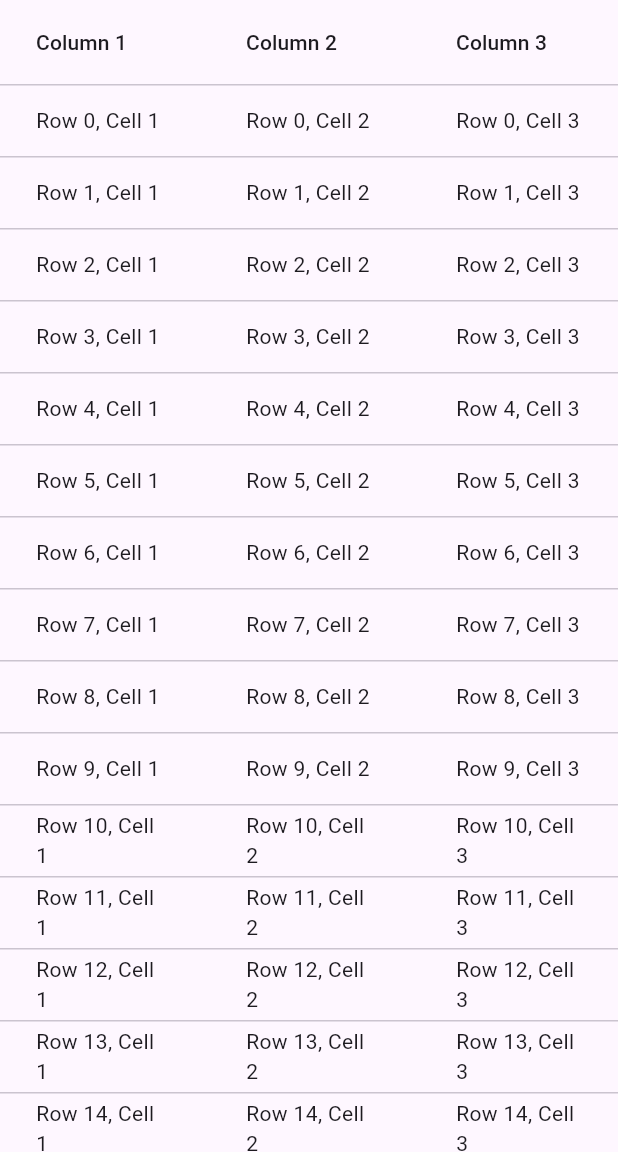
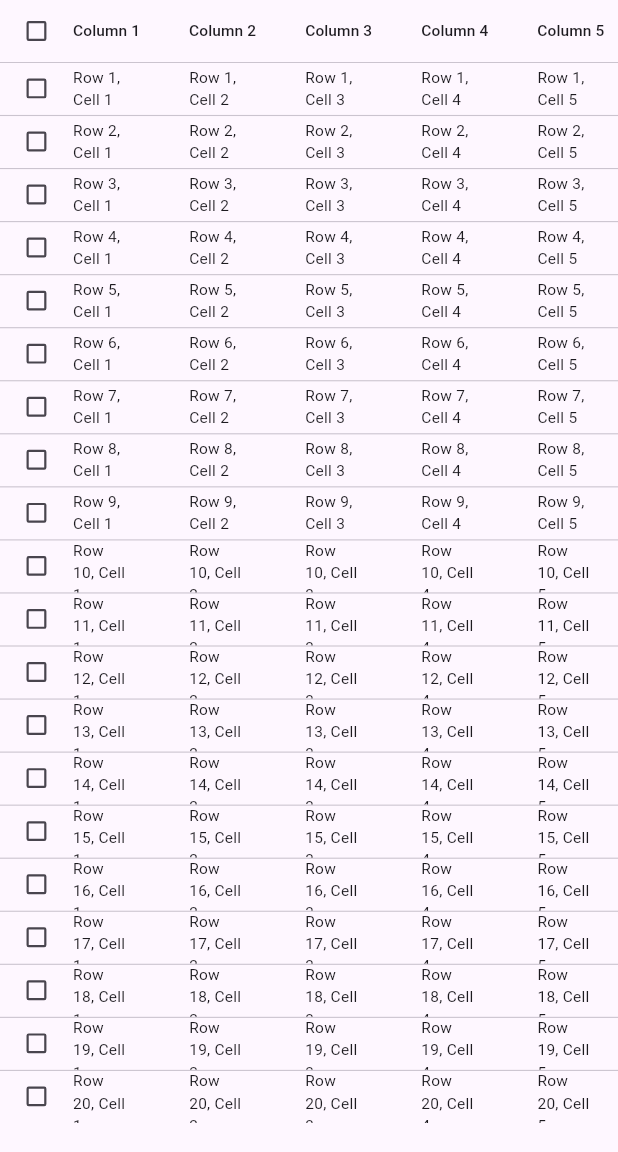
Before and after one commit to hlvs-apps/interactive_table, a Flutter app: the screen it shows after launch, on a phone screen of 412 x 824 dp, the part 84-1236 px from its top. Run offline on Flutter 3.47's test engine with Material 3 defaults, Android fonts, the phone set to English and light mode, and no system bars.

Commit message:
Better example and README.md

```diff
--- a/example/example_app/lib/main.dart
+++ b/example/example_app/lib/main.dart
@@ -14,78 +14,25 @@ class MyApp extends StatelessWidget {
     return MaterialApp(
       title: 'Interactive Table Example',
       theme: ThemeData(
-        // This is the theme of your application.
-        //
-        // TRY THIS: Try running your application with "flutter run". You'll see
-        // the application has a purple toolbar. Then, without quitting the app,
-        // try changing the seedColor in the colorScheme below to Colors.green
-        // and then invoke "hot reload" (save your changes or press the "hot
-        // reload" button in a Flutter-supported IDE, or press "r" if you used
-        // the command line to start the app).
-        //
-        // Notice that the counter didn't reset back to zero; the application
-        // state is not lost during the reload. To reset the state, use hot
-        // restart instead.
-        //
-        // This works for code too, not just values: Most code changes can be
-        // tested with just a hot reload.
         colorScheme: ColorScheme.fromSeed(seedColor: Colors.deepPurple),
         useMaterial3: true,
       ),
-      home: const MyHomePage(title: 'InteractiveDataTable Example'),
+      home: const InteractiveDataTableExample(),
     );
   }
 }
 
-class MyHomePage extends StatefulWidget {
-  const MyHomePage({super.key, required this.title});
+class InteractiveDataTableExample extends StatelessWidget {
+  const InteractiveDataTableExample({super.key});
 
-  // This widget is the home page of your application. It is stateful, meaning
-  // that it has a State object (defined below) that contains fields that affect
-  // how it looks.
-
-  // This class is the configuration for the state. It holds the values (in this
-  // case the title) provided by the parent (in this case the App widget) and
-  // used by the build method of the State. Fields in a Widget subclass are
-  // always marked "final".
-
-  final String title;
-
-  @override
-  State<MyHomePage> createState() => _MyHomePageState();
-}
-
-class _MyHomePageState extends State<MyHomePage> {
-  int _counter = 0;
-
-  void _incrementCounter() {
-    setState(() {
-      // This call to setState tells the Flutter framework that something has
-      // changed in this State, which causes it to rerun the build method below
-      // so that the display can reflect the updated values. If we changed
-      // _counter without calling setState(), then the build method would not be
-      // called again, and so nothing would appear to happen.
-      _counter++;
-    });
-  }
+  final String title = 'InteractiveDataTable Example';
 
   @override
   Widget build(BuildContext context) {
-    // This method is rerun every time setState is called, for instance as done
-    // by the _incrementCounter method above.
-    //
-    // The Flutter framework has been optimized to make rerunning build methods
-    // fast, so that you can just rebuild anything that needs updating rather
-    // than having to individually change instances of widgets.
     return Scaffold(
       appBar: AppBar(
-        // TRY THIS: Try changing the color here to a specific color (to
-        // Colors.amber, perhaps?) and trigger a hot reload to see the AppBar
-        // change color while the other colors stay the same.
         backgroundColor: Theme.of(context).colorScheme.inversePrimary,
-        // Here we take the value from the MyHomePage object that was created by
-        // the App.build method, and use it to set our appbar title.
-        title: Text(widget.title),
+        title: Text(title),
       ),
       body: InteractiveDataTable(
         transformedDataTableBuilder: TransformedDataTableBuilder(
@@ -93,13 +40,23 @@ class _MyHomePageState extends State<MyHomePage> {
             DataColumn(label: Text('Column 1')),
             DataColumn(label: Text('Column 2')),
             DataColumn(label: Text('Column 3')),
+            DataColumn(label: Text('Column 4')),
+            DataColumn(label: Text('Column 5')),
           ],
           rows: [
-            for (int i=0; i<20; i++) DataRow(cells: [
-              DataCell(Text('Row $i, Cell 1')),
-              DataCell(Text('Row $i, Cell 2')),
-              DataCell(Text('Row $i, Cell 3')),
-            ]),
+            for (int i = 1; i <= 20; i++)
+              DataRow(
+                  cells: [
+                    DataCell(Text('Row $i, Cell 1')),
+                    DataCell(Text('Row $i, Cell 2')),
+                    DataCell(Text('Row $i, Cell 3')),
+                    DataCell(Text('Row $i, Cell 4')),
+                    DataCell(Text('Row $i, Cell 5')),
+                  ],
+                  onSelectChanged: (_) {
+                    print('Row $i tapped');
+                  },
+              ),
           ],
         ),
       ),
--- a/pubspec.yaml
+++ b/pubspec.yaml
@@ -1,6 +1,6 @@
 name: interactive_table
 description: "A DataTable like Table with built in support for sticky headers, zoom and scroll"
-version: 0.0.2
+version: 0.0.3
 homepage: https://github.com/hlvs-apps/interactive_table
 
 platforms:
```
Also changed, not shown: 3 other files.
